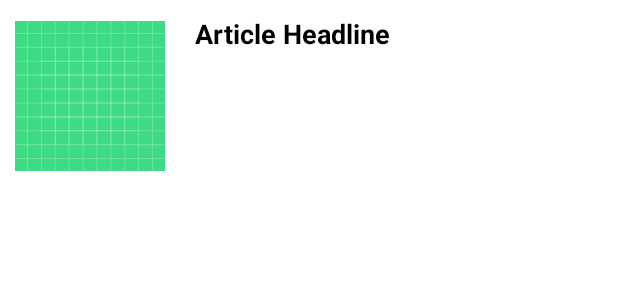
After one commit to kapatron1/newsapp-public, an Android app: the layout article_headline_row.xml on its own in the app's theme, with its tools: preview values and no code run, on a phone screen of 412 x 824 dp. The commit adds this screen. Shown: the top 300 px of the screen. Run offline under Robolectric (Android 15) with nearby library versions, the phone set to English and light mode, and no system bars; network calls fail.

Commit message:
add articles request and insert into list view. adds internet permission

```diff
--- a/app/src/main/AndroidManifest.xml
+++ b/app/src/main/AndroidManifest.xml
@@ -2,6 +2,7 @@
 <manifest xmlns:android="http://schemas.android.com/apk/res/android"
     xmlns:tools="http://schemas.android.com/tools">
 
+    <uses-permission android:name="android.permission.INTERNET" />
     <application
         android:allowBackup="true"
         android:dataExtractionRules="@xml/data_extraction_rules"
--- /dev/null
+++ b/app/src/main/res/layout/article_headline_row.xml
@@ -0,0 +1,25 @@
+<?xml version="1.0" encoding="utf-8"?>
+<LinearLayout xmlns:android="http://schemas.android.com/apk/res/android"
+    android:layout_width="match_parent"
+    android:layout_height="wrap_content"
+    android:orientation="horizontal"
+    android:background="@color/white">
+
+    <ImageView
+        android:id="@+id/article_image"
+        android:layout_width="100dp"
+        android:layout_height="wrap_content"
+        android:gravity="center_vertical"
+        android:src="@drawable/ic_launcher_background"
+        android:layout_margin="10dp"/>
+    <TextView
+        android:id="@+id/article_headline"
+        android:layout_width="match_parent"
+        android:layout_height="wrap_content"
+        style="@style/TitleBold"
+        android:text="Article Headline"
+        android:maxLines="2"
+        android:ellipsize="end"
+        android:layout_margin="10dp"/>
+
+</LinearLayout>
--- a/app/src/main/res/values/themes.xml
+++ b/app/src/main/res/values/themes.xml
@@ -5,8 +5,6 @@
 
     <style name="Theme.NewsApp" parent="Theme.MaterialComponents.DayNight.DarkActionBar">
         <!-- Primary brand color. -->
-
-
         <!-- Secondary brand color. -->
         <item name="colorSecondary">@color/teal_200</item>
         <item name="colorSecondaryVariant">@color/teal_700</item>
```
Also changed, not shown: app/src/main/java/com/example/newsapp/activities/MainActivity.kt (+27 -0 lines), app/src/main/java/com/example/newsapp/adapters/ArticleAdapter.kt (added, +61 -0 lines), app/src/main/java/com/example/newsapp/viewmodel/ArticlesViewModel.kt (added, +35 -0 lines), app/src/main/res/layout/activity_main.xml (+15 -4 lines).
